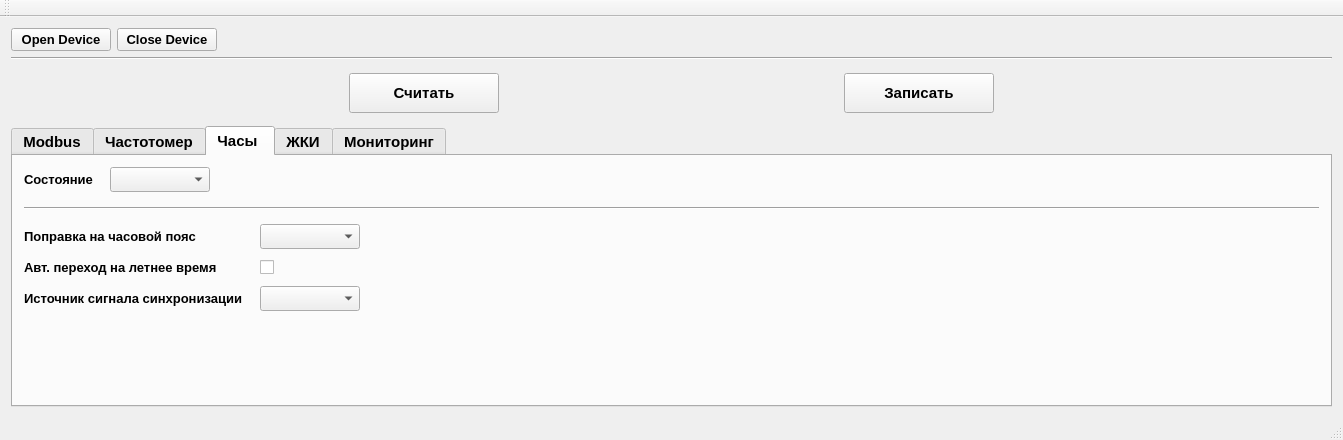
Above: informPConfigurator/mainwindow.ui from Goodjamp/informPConfigurator before the change. Below: the same form after it.
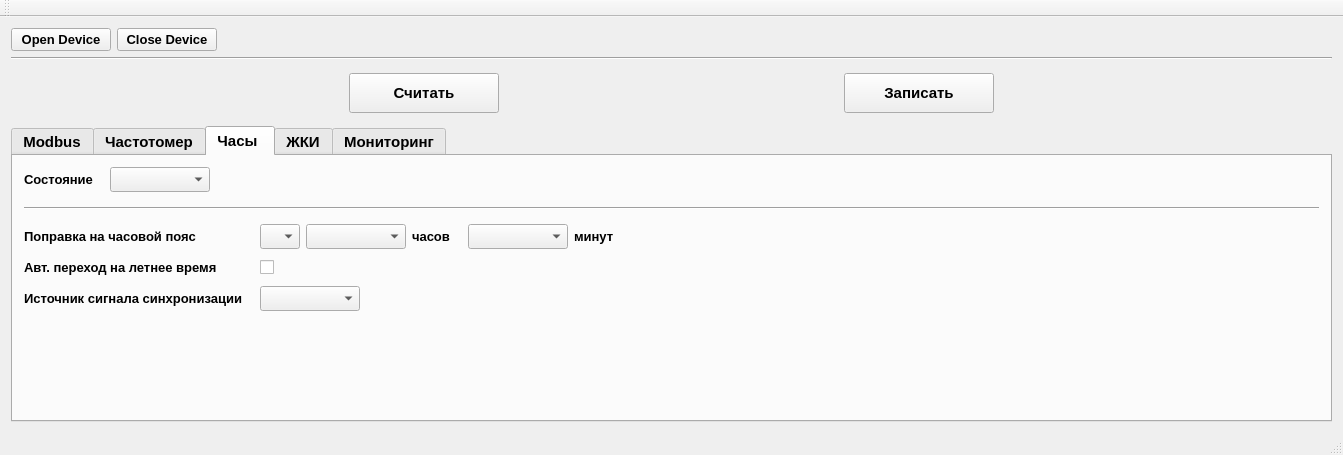
That is the form after the change. The open tabs and pages were chosen to show the change.

```diff
--- a/informPConfigurator/mainwindow.ui
+++ b/informPConfigurator/mainwindow.ui
@@ -7,7 +7,7 @@
     <x>0</x>
     <y>0</y>
     <width>1343</width>
-    <height>440</height>
+    <height>455</height>
    </rect>
   </property>
   <property name="windowTitle">
@@ -929,6 +929,22 @@
              <widget class="QComboBox" name="comboBoxClockCorrection">
               <property name="minimumSize">
                <size>
+                <width>35</width>
+                <height>25</height>
+               </size>
+              </property>
+              <property name="maximumSize">
+               <size>
+                <width>40</width>
+                <height>25</height>
+               </size>
+              </property>
+             </widget>
+            </item>
+            <item>
+             <widget class="QComboBox" name="comboBoxClockCorrectionHours">
+              <property name="minimumSize">
+               <size>
                 <width>100</width>
                 <height>25</height>
                </size>
@@ -946,6 +962,75 @@
               </property>
              </widget>
             </item>
+            <item>
+             <widget class="QLabel" name="labelClockCorrection_4">
+              <property name="minimumSize">
+               <size>
+                <width>50</width>
+                <height>25</height>
+               </size>
+              </property>
+              <property name="maximumSize">
+               <size>
+                <width>50</width>
+                <height>25</height>
+               </size>
+              </property>
+              <property name="font">
+               <font>
+                <pointsize>10</pointsize>
+               </font>
+              </property>
+              <property name="text">
+               <string>часов</string>
+              </property>
+             </widget>
+            </item>
+            <item>
+             <widget class="QComboBox" name="comboBoxClockCorrectionMinutes">
+              <property name="minimumSize">
+               <size>
+                <width>100</width>
+                <height>25</height>
+               </size>
+              </property>
+              <property name="maximumSize">
+               <size>
+                <width>100</width>
+                <height>25</height>
+               </size>
+              </property>
+              <property name="font">
+               <font>
+                <pointsize>10</pointsize>
+               </font>
+              </property>
+             </widget>
+            </item>
+            <item>
+             <widget class="QLabel" name="labelClockCorrection_5">
+              <property name="minimumSize">
+               <size>
+                <width>50</width>
+                <height>25</height>
+               </size>
+              </property>
+              <property name="maximumSize">
+               <size>
+                <width>50</width>
+                <height>25</height>
+               </size>
+              </property>
+              <property name="font">
+               <font>
+                <pointsize>10</pointsize>
+               </font>
+              </property>
+              <property name="text">
+               <string>минут</string>
+              </property>
+             </widget>
+            </item>
             <item>
              <spacer name="horizontalSpacer_13">
               <property name="orientation">
@@ -1096,7 +1181,7 @@
             <property name="sizeHint" stdset="0">
              <size>
               <width>20</width>
-              <height>317</height>
+              <height>40</height>
              </size>
             </property>
            </spacer>
```
Left out of the diff: 36 changed lines with no effect on the pictures.
